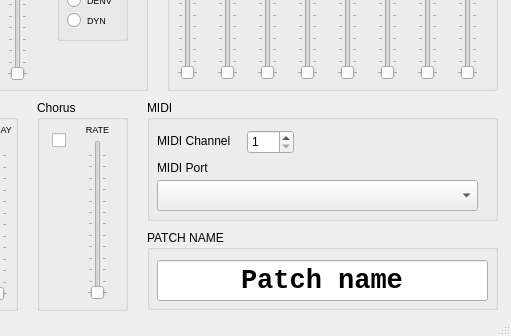
Qt form junolab.ui (ifarup/junolab) before a commit; both pictures show x 253 to 764 and y 369 to 705 of the 764 by 705 pixel window.
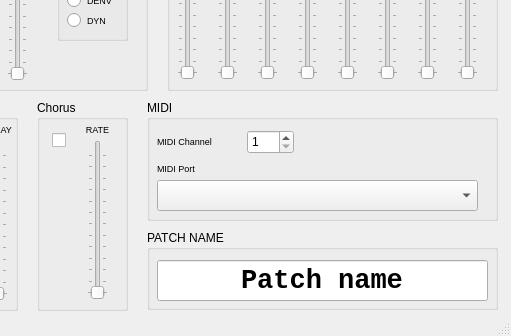
The same form after that commit.

Commit message: lfo and chorus connected

Diff of the .ui file:
```diff
--- a/junolab.ui
+++ b/junolab.ui
@@ -1685,6 +1685,11 @@
       <height>121</height>
      </rect>
     </property>
+    <property name="font">
+     <font>
+      <pointsize>9</pointsize>
+     </font>
+    </property>
     <property name="title">
      <string>MIDI</string>
     </property>
@@ -1723,6 +1728,11 @@
        <height>16</height>
       </rect>
      </property>
+     <property name="font">
+      <font>
+       <pointsize>7</pointsize>
+      </font>
+     </property>
      <property name="text">
       <string>MIDI Channel</string>
      </property>
@@ -1736,6 +1746,11 @@
        <height>16</height>
       </rect>
      </property>
+     <property name="font">
+      <font>
+       <pointsize>7</pointsize>
+      </font>
+     </property>
      <property name="text">
       <string>MIDI Port</string>
      </property>
```
The commit also changes 1 other file.
